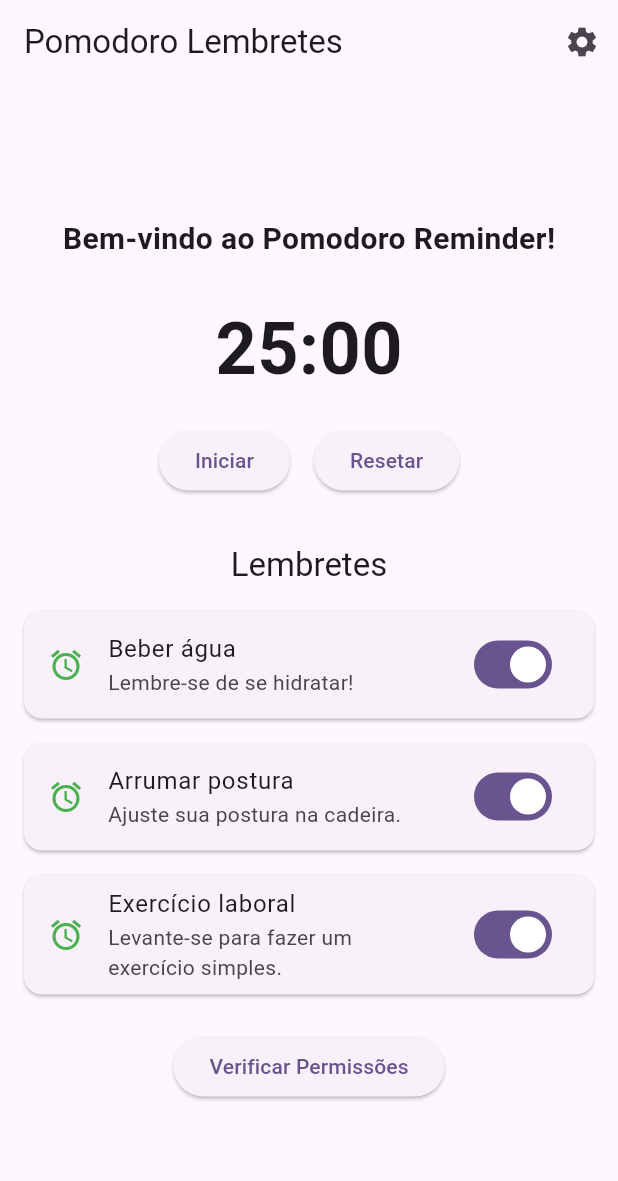
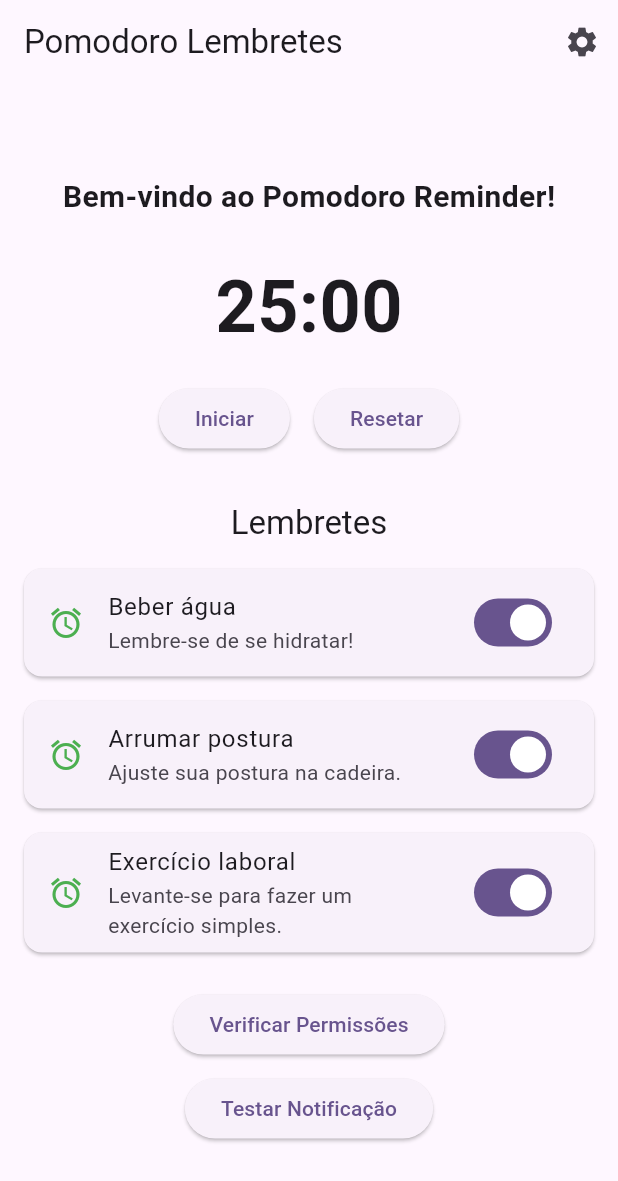
Before and after one commit to IDahok/app_pomodoro_reminder, a Flutter app: the screen it shows after launch, after a tap on "Iniciar", after a tap on "Resetar", on a phone screen of 412 x 824 dp. Shown: the top 1181 px of the screen. Run offline on Flutter 3.47's test engine with Material 3 defaults, Android fonts, the phone set to English and light mode, and no system bars; our stand-ins replace flutter_local_notifications, shared_preferences.

Commit message:
Featured: Ajuste de notificações

```diff
--- a/pomodoro_reminder_app/lib/services/notification_service.dart
+++ b/pomodoro_reminder_app/lib/services/notification_service.dart
@@ -70,6 +70,7 @@ class NotificationService {
         importance: Importance.max,
         priority: Priority.high,
         showWhen: false,
+        playSound: true, // Garantir que o som será tocado
         // O som já está definido no canal
       );
       final platformChannelSpecifics = NotificationDetails(android: androidDetails);
--- a/pomodoro_reminder_app/lib/viewmodels/reminder_viewmodel.dart
+++ b/pomodoro_reminder_app/lib/viewmodels/reminder_viewmodel.dart
@@ -29,13 +29,12 @@ class ReminderViewModel extends ChangeNotifier {
   Timer? _checkTimer;
   final Map<String, DateTime> _lastTriggered = {};
 
-  List<Reminder> get reminders => List.unmodifiable(_reminders);
-
-  @override
-  void initState() {
+  ReminderViewModel() {
     _loadLastTriggeredTimes();
     _startPeriodicCheck();
   }
+
+  List<Reminder> get reminders => List.unmodifiable(_reminders);
 
   Future<void> _loadLastTriggeredTimes() async {
     final prefs = await SharedPreferences.getInstance();
@@ -88,8 +87,8 @@ class ReminderViewModel extends ChangeNotifier {
   }
 
   void _startPeriodicCheck() {
-    // Verifica a cada 30 segundos
-    _checkTimer = Timer.periodic(const Duration(seconds: 30), (timer) {
+    // Verifica a cada 1 segundo para maior precisão
+    _checkTimer = Timer.periodic(const Duration(seconds: 1), (timer) {
       _checkAllReminders();
     });
   }
--- a/pomodoro_reminder_app/lib/views/home_page.dart
+++ b/pomodoro_reminder_app/lib/views/home_page.dart
@@ -161,6 +161,18 @@ class _HomePageState extends State<HomePage> {
                       },
                       child: const Text('Verificar Permissões'),
                     ),
+                    const SizedBox(height: 8),
+                    ElevatedButton(
+                      onPressed: () async {
+                        await NotificationService.showNotification(
+                          id: 999,
+                          title: 'Teste de Notificação',
+                          body: 'Esta é uma notificação de teste com som!',
+                          channelId: 'beber_agua', // usa canal com som
+                        );
+                      },
+                      child: const Text('Testar Notificação'),
+                    ),
                   ],
                 );
               },
--- a/pomodoro_reminder_app/lib/widgets/pomodoro_timer.dart
+++ b/pomodoro_reminder_app/lib/widgets/pomodoro_timer.dart
@@ -21,6 +21,8 @@ class _PomodoroTimerState extends State<PomodoroTimer> {
   late Duration _duration;
   late Duration _initialDuration;
   late Ticker _ticker;
+  DateTime? _startTime;
+  Duration _elapsedBeforePause = Duration.zero;
 
   @override
   void initState() {
@@ -41,6 +43,8 @@ class _PomodoroTimerState extends State<PomodoroTimer> {
         _duration = Duration(seconds: _secondsLeft);
         _initialDuration = Duration(seconds: _totalSeconds);
         _isRunning = false;
+        _elapsedBeforePause = Duration.zero;
+        _startTime = null;
       });
     }
   }
@@ -48,6 +52,7 @@ class _PomodoroTimerState extends State<PomodoroTimer> {
   void _startTimer() {
     setState(() {
       _isRunning = true;
+      _startTime = DateTime.now();
     });
     _ticker = Ticker(_onTick)..start();
   }
@@ -55,8 +60,12 @@ class _PomodoroTimerState extends State<PomodoroTimer> {
   void _pauseTimer() {
     setState(() {
       _isRunning = false;
+      if (_startTime != null) {
+        _elapsedBeforePause += DateTime.now().difference(_startTime!);
+      }
     });
     _ticker.dispose();
+    _startTime = null;
   }
 
   void _resetTimer() {
@@ -64,14 +73,19 @@ class _PomodoroTimerState extends State<PomodoroTimer> {
       _isRunning = false;
       _secondsLeft = _totalSeconds;
       _duration = Duration(seconds: _secondsLeft);
+      _elapsedBeforePause = Duration.zero;
+      _startTime = null;
     });
     _ticker.dispose();
   }
 
   void _onTick(Duration elapsed) {
-    if (!_isRunning) return;
+    if (!_isRunning || _startTime == null) return;
+    final now = DateTime.now();
+    final totalElapsed = _elapsedBeforePause + now.difference(_startTime!);
+    final secondsLeft = _totalSeconds - totalElapsed.inSeconds;
     setState(() {
-      _secondsLeft = _totalSeconds - elapsed.inSeconds;
+      _secondsLeft = secondsLeft > 0 ? secondsLeft : 0;
       _duration = Duration(seconds: _secondsLeft);
       if (_secondsLeft <= 0) {
         _isRunning = false;
@@ -131,6 +145,7 @@ class Ticker {
   late final Stopwatch _stopwatch;
   late final Duration _interval;
   bool _active = false;
+  Duration get elapsed => _stopwatch.elapsed;
 
   Ticker(this.onTick, {Duration interval = const Duration(seconds: 1)}) {
     _interval = interval;
```
